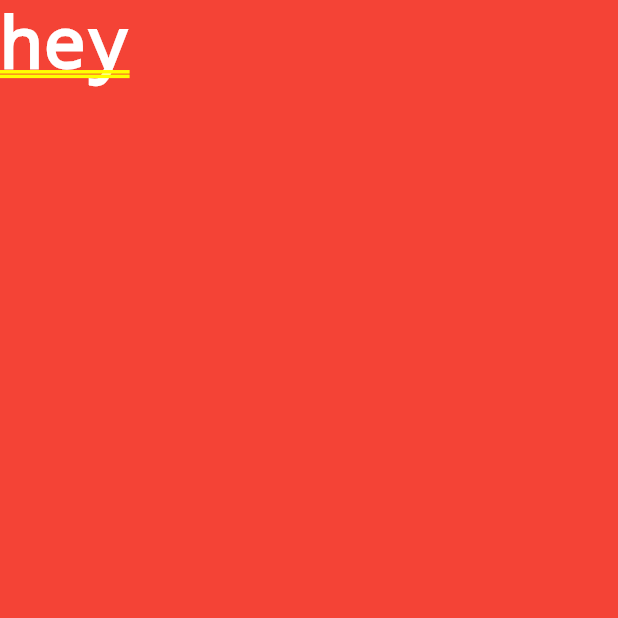
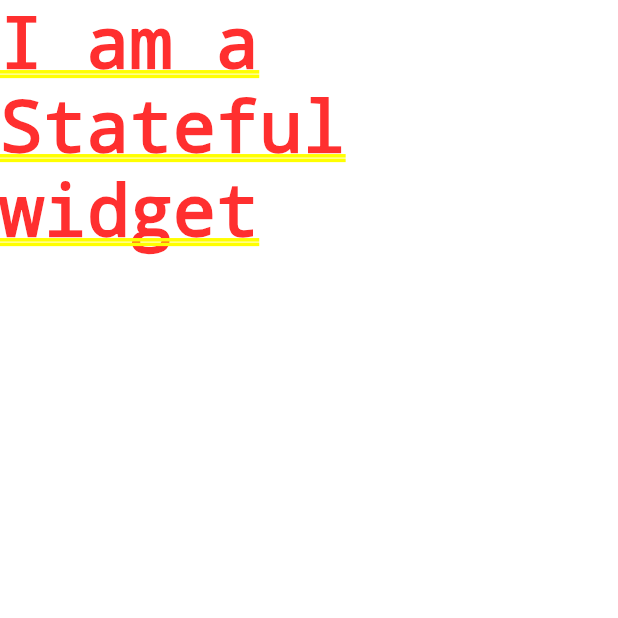
Before and after one commit to Ashish-Symbiotic/Flutter_Project, a Flutter app: the screen it shows after launch, on a phone screen of 412 x 824 dp, the top half of it. Run offline on Flutter 3.47's test engine with Material 2 defaults, Android fonts, the phone set to English and light mode, and no system bars.

Commit message:
"Home.dart Added with Statful Widget Class"

```diff
--- /dev/null
+++ b/lib/home.dart
@@ -0,0 +1,27 @@
+import 'package:flutter/material.dart';
+
+
+// class HomePage extends StatelessWidget {
+//   @override
+//   Widget build(BuildContext context) {
+//     return Container(
+//       color: Colors.red,
+//       child: Text('hey',style: TextStyle(color: Colors.white),),
+//     );
+//   }
+// }
+class HomePage extends StatefulWidget {
+  @override
+  _HomePageState createState() => _HomePageState();
+}
+
+class _HomePageState extends State<HomePage> {
+  @override
+  Widget build(BuildContext context) {
+    return Container(
+      child: Text('I am a Stateful widget'),
+
+
+    );
+  }
+}
--- a/lib/main.dart
+++ b/lib/main.dart
@@ -1,4 +1,5 @@
 import 'package:flutter/material.dart';
+import 'home.dart';
 void main(){
   runApp(
      MaterialApp(
@@ -11,13 +12,3 @@ void main(){
 
   );
 }
-
-class HomePage extends StatelessWidget {
-  @override
-  Widget build(BuildContext context) {
-    return Container(
-      color: Colors.red,
-      child: Text('hey',style: TextStyle(color: Colors.white),),
-    );
-  }
-}
```
